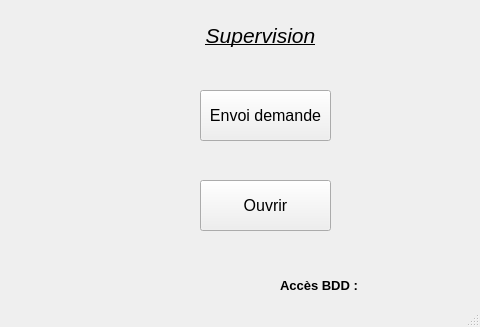
The window that Process_Barriere/Process_Barriere/Process_Barriere.ui (eloiselcr/Gestion-acces-parking) describes before a commit, drawn with Qt 5; both pictures show x 660 to 1140 and y 367 to 694 of the 1140 by 694 pixel window.
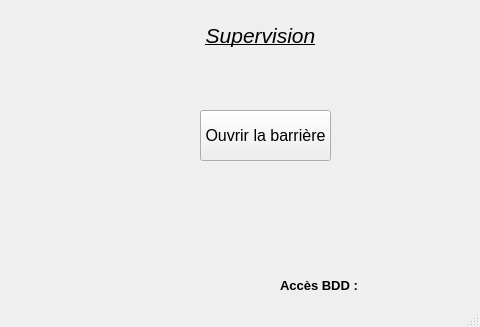
The same window after the commit.

Commit message: - process cas-par-cas

```diff
--- a/Process_Barriere/Process_Barriere/Process_Barriere.ui
+++ b/Process_Barriere/Process_Barriere/Process_Barriere.ui
@@ -512,7 +512,7 @@
        <property name="geometry">
         <rect>
          <x>110</x>
-         <y>180</y>
+         <y>110</y>
          <width>131</width>
          <height>51</height>
         </rect>
@@ -523,7 +523,7 @@
         </font>
        </property>
        <property name="text">
-        <string>Ouvrir</string>
+        <string>Ouvrir la barrière</string>
        </property>
       </widget>
       <widget class="QLabel" name="label_TitleInfos_2">
@@ -551,24 +551,6 @@
         <set>Qt::AlignCenter</set>
        </property>
       </widget>
-      <widget class="QPushButton" name="test_envoi">
-       <property name="geometry">
-        <rect>
-         <x>110</x>
-         <y>90</y>
-         <width>131</width>
-         <height>51</height>
-        </rect>
-       </property>
-       <property name="font">
-        <font>
-         <pointsize>12</pointsize>
-        </font>
-       </property>
-       <property name="text">
-        <string>Envoi demande</string>
-       </property>
-      </widget>
      </widget>
      <widget class="QWidget" name="widget_InfosGlobal" native="true">
       <property name="geometry">
```
Left out of the diff: 16 changed lines with no effect on the pictures. The commit also changes 3 other files.
